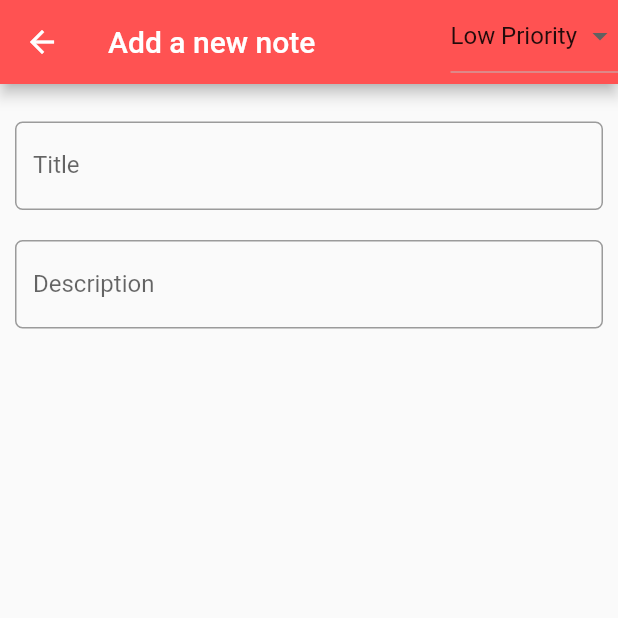
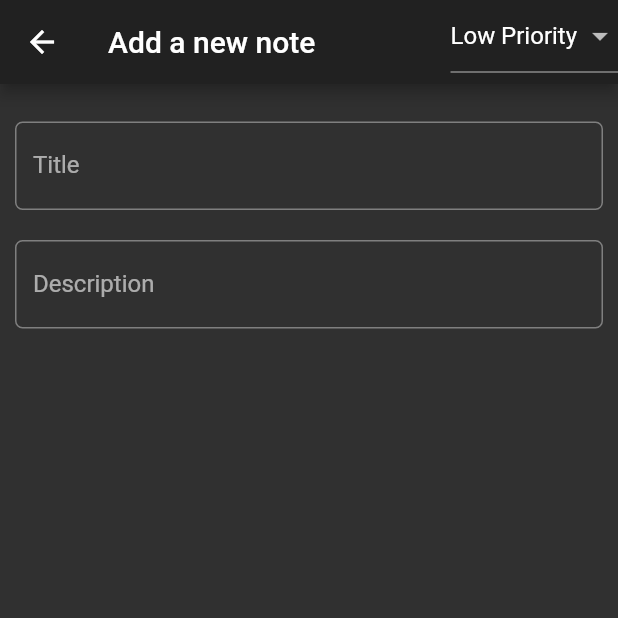
Before and after one commit to mohammedbabelly/todo_app_workshop_2021, a Flutter app: the screen it shows after launch, after a tap on the "add" icon, on a phone screen of 412 x 824 dp, the top half of it. Run offline on Flutter 3.47's test engine with Material 2 defaults, Android fonts, the phone set to English and light mode, and no system bars; our stand-ins replace sqflite; accounts and stored records are empty.

Commit message:
switch to dart theme

```diff
--- a/lib/main.dart
+++ b/lib/main.dart
@@ -5,4 +5,5 @@ void main() => runApp(MaterialApp(
       debugShowCheckedModeBanner: false,
       title: 'TODO stuff',
       home: NotesPage(),
+      theme: ThemeData.dark(),
     ));
--- a/lib/models/database_helper.dart
+++ b/lib/models/database_helper.dart
@@ -13,18 +13,7 @@ const String colPriority = 'priority';
 const String colDate = 'date';
 
 class DatabaseHelper {
-  // static DatabaseHelper _databaseHelper; // Singleton DatabaseHelper
-  static Database _database; // Singleton Database
-
-  // DatabaseHelper._createInstance(); // Named constructor to create instance of DatabaseHelper
-
-  // factory DatabaseHelper() {
-  //   if (_databaseHelper == null) {
-  //     _databaseHelper = DatabaseHelper
-  //         ._createInstance(); // This is executed only once, singleton object
-  //   }
-  //   return _databaseHelper;
-  // }
+  static Database _database;
 
   Future<Database> get database async =>
       _database = _database ?? await initializeDatabase();
--- a/lib/pages/note_detail.dart
+++ b/lib/pages/note_detail.dart
@@ -38,7 +38,6 @@ class _NoteDetailState extends State<NoteDetail> {
   //WIDGETS
   Widget _buildAppBar() => AppBar(
         title: Text(widget.appParTitle),
-        backgroundColor: Colors.redAccent,
         leading: IconButton(
           icon: Icon(Icons.arrow_back),
           onPressed: () async => await _saveNote(),
@@ -68,6 +67,7 @@ class _NoteDetailState extends State<NoteDetail> {
               padding: EdgeInsets.only(top: 10.0, bottom: 10.0),
               child: TextField(
                 controller: titleController,
+                cursorColor: Colors.white60,
                 decoration: InputDecoration(
                     labelText: 'Title',
                     border: OutlineInputBorder(
@@ -78,6 +78,7 @@ class _NoteDetailState extends State<NoteDetail> {
               padding: EdgeInsets.only(top: 10.0, bottom: 10.0),
               child: TextField(
                 controller: desController,
+                cursorColor: Colors.white60,
                 decoration: InputDecoration(
                     labelText: 'Description',
                     border: OutlineInputBorder(
--- a/lib/pages/note_list.dart
+++ b/lib/pages/note_list.dart
@@ -27,7 +27,6 @@ class _NotesPageState extends State<NotesPage> {
       body: _buildBody(),
       floatingActionButton: FloatingActionButton(
         onPressed: () async => await _goToNextPage(),
-        backgroundColor: Colors.redAccent,
         child: Icon(Icons.add),
       ),
     );
@@ -37,7 +36,6 @@ class _NotesPageState extends State<NotesPage> {
   Widget _buildAppBar() => AppBar(
         title: Text('Things Todo today'),
         centerTitle: true,
-        backgroundColor: Colors.redAccent,
       );
 
   Widget _buildBody() {
@@ -73,7 +71,6 @@ class _NotesPageState extends State<NotesPage> {
   }
 
   Widget _buildNoteCard(Note note) => Card(
-        color: Colors.white,
         elevation: 2.0,
         child: ListTile(
           leading: CircleAvatar(
@@ -93,12 +90,12 @@ class _NotesPageState extends State<NotesPage> {
 
   void _showSnackBar(BuildContext context, String theMessage, bool succsess) {
     final snackBar = SnackBar(
-      content: ListTile(
-          title: Text(theMessage, style: TextStyle(color: Colors.white24)),
-          leading: succsess
-              ? Icon(Icons.check, color: Colors.green)
-              : Icon(Icons.close, color: Colors.red)),
-    );
+        content: ListTile(
+            title: Text(theMessage),
+            leading: succsess
+                ? Icon(Icons.check, color: Colors.green)
+                : Icon(Icons.close, color: Colors.red)),
+        backgroundColor: Color(0xff222222));
     ScaffoldMessenger.of(context).showSnackBar(snackBar);
   }
 
@@ -108,7 +105,6 @@ class _NotesPageState extends State<NotesPage> {
     switch (pro) {
       case 1:
         return Colors.red;
-
       case 2:
         return Colors.greenAccent;
       default:
@@ -117,9 +113,8 @@ class _NotesPageState extends State<NotesPage> {
   }
 
   Icon getPriorityIcon(int pro) {
-    //1 means hight
-    //2 means medium
-    //3 means low
+    //1 means High
+    //2 means Low
     switch (pro) {
       case 1:
         return Icon(
```
